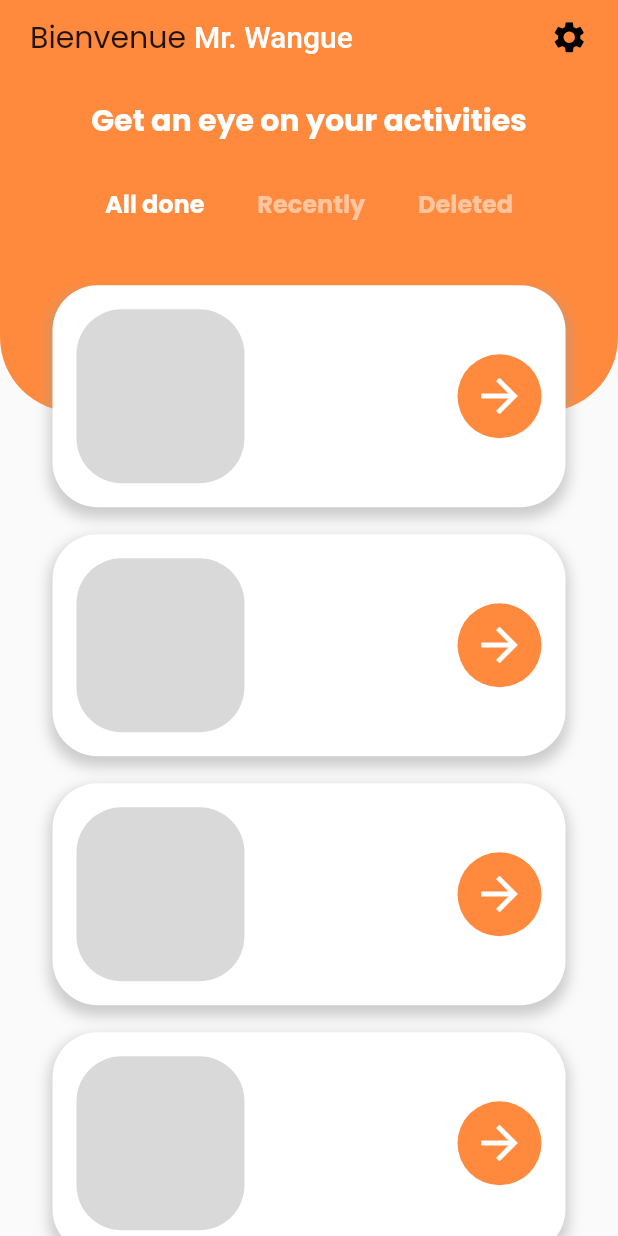
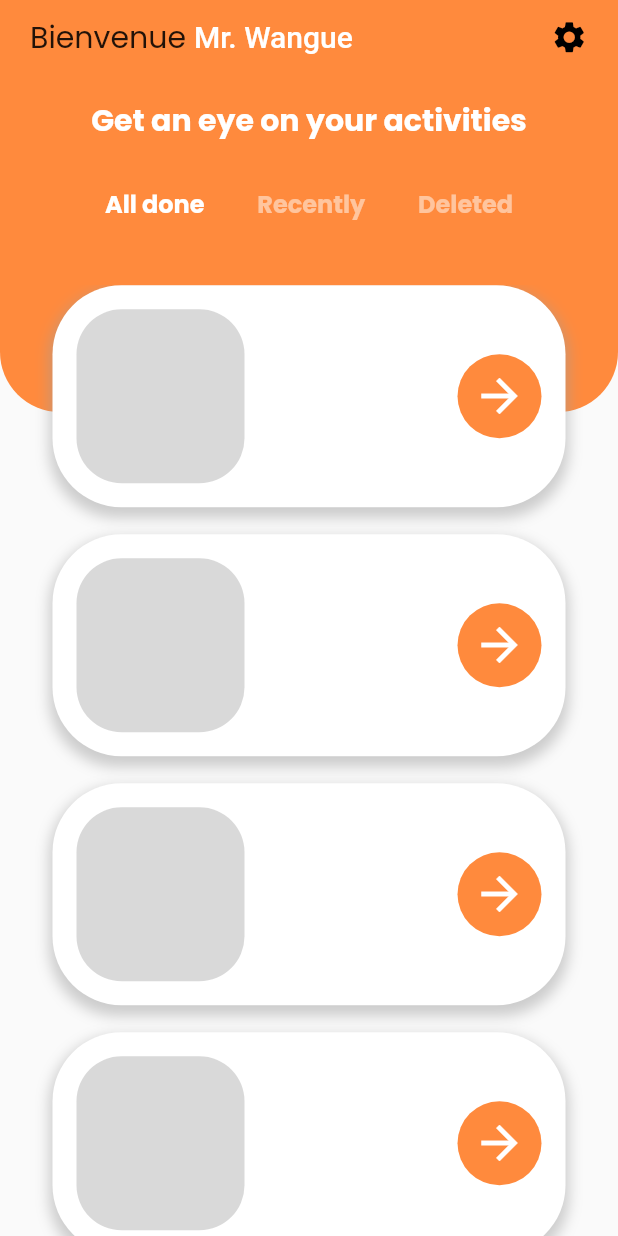
Before and after one commit to Fenyep/label_food, a Flutter app: the screen it shows after launch, on a phone screen of 412 x 824 dp. Run offline on Flutter 3.47's test engine with Material 2 defaults, Android fonts, the phone set to English and light mode, and no system bars.

Commit message:
nothing special

```diff
--- a/lib/screens/home/components/annotation_box.dart
+++ b/lib/screens/home/components/annotation_box.dart
@@ -14,7 +14,7 @@ class AnnotationBox extends StatelessWidget {
       decoration: BoxDecoration(
         color: COLOR_WHITE,
         borderRadius: const BorderRadius.all(
-          Radius.circular(30.0),
+          Radius.circular(46.0),
         ),
         boxShadow: [
           BoxShadow(
--- a/lib/screens/home/home_screen.dart
+++ b/lib/screens/home/home_screen.dart
@@ -36,8 +36,8 @@ class _HomeScreenState extends State<HomeScreen> {
                 decoration: const BoxDecoration(
                   color: COLOR_PRIMARY,
                   borderRadius: BorderRadius.only(
-                    bottomRight: Radius.circular(50.0),
-                    bottomLeft: Radius.circular(50.0),
+                    bottomRight: Radius.circular(40.0),
+                    bottomLeft: Radius.circular(40.0),
                   ),
                 ),
                 child: Padding(
```
